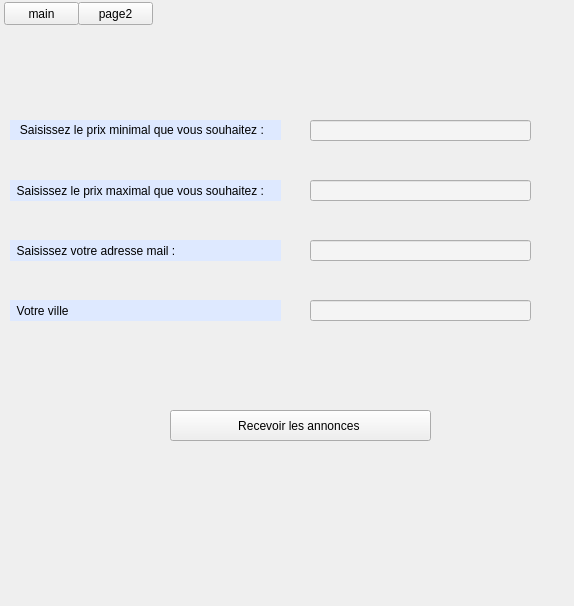
Old version of the form UI/page3.ui in the repository simofane4/forshek.
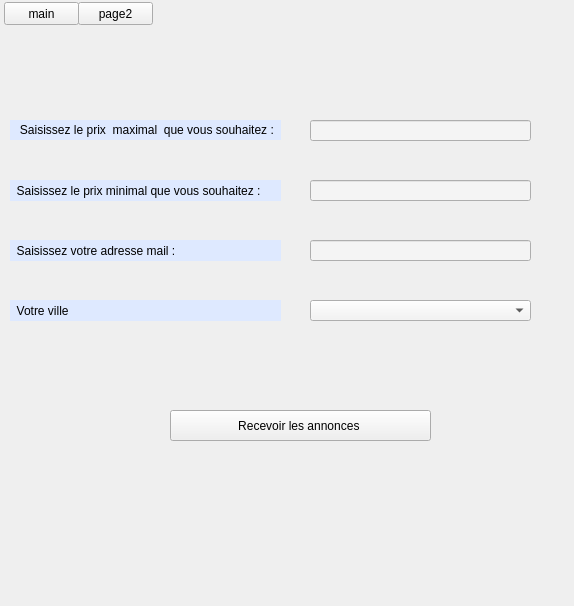
New version of the form.

```diff
--- a/UI/page3.ui
+++ b/UI/page3.ui
@@ -36,7 +36,7 @@
 </string>
    </property>
    <property name="text">
-    <string>   Saisissez le prix minimal que vous souhaitez :</string>
+                <string>   Saisissez le prix  maximal  que vous souhaitez :</string>
    </property>
   </widget>
   <widget class="QLabel" name="label_2">
@@ -62,10 +62,10 @@
 </string>
    </property>
    <property name="text">
-    <string>  Saisissez le prix maximal que vous souhaitez :</string>
-   </property>
-  </widget>
-  <widget class="QLineEdit" name="lineEdit">
+                <string>  Saisissez le prix minimal que vous souhaitez :</string>
+            </property>
+        </widget>
+        <widget class="QLineEdit" name="input1">
    <property name="geometry">
     <rect>
      <x>310</x>
@@ -130,7 +130,7 @@
     <string notr="true">background-color: rgb(244, 244, 244);</string>
    </property>
   </widget>
-  <widget class="QLineEdit" name="lineEdit_4">
+        <widget class="QComboBox" name="listville">
    <property name="geometry">
     <rect>
      <x>310</x>
```
Left out of the diff: 10 changed lines with no effect on the pictures. Lines whose indentation alone changed are shown as unchanged.
